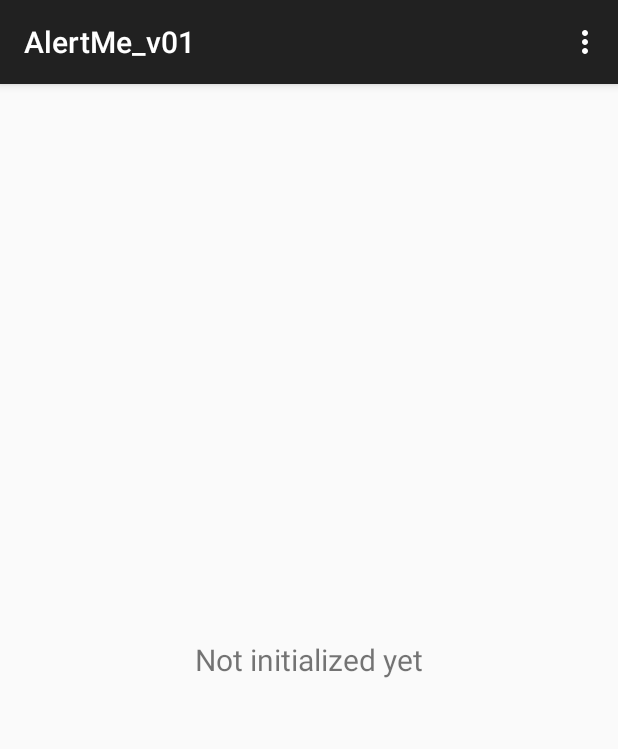
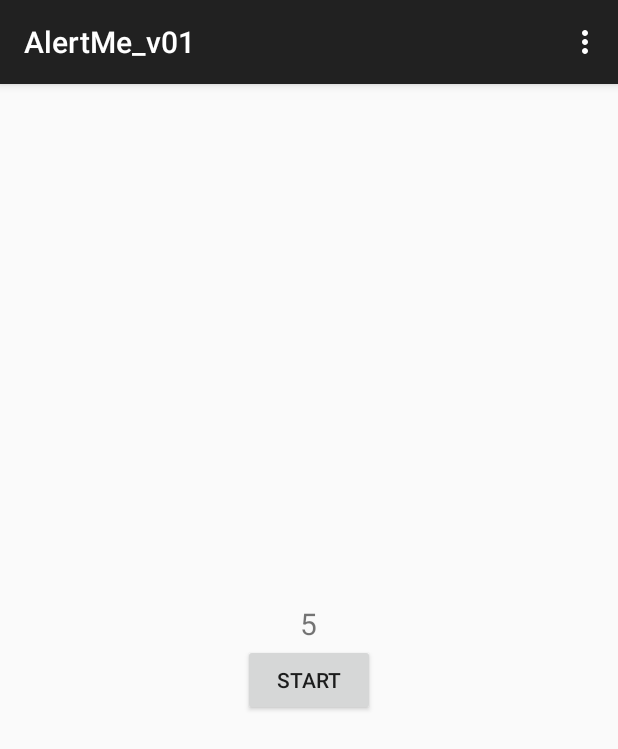
Before and after one commit to yiweig/AlertMe_v01, an Android app: the screen it shows after launch (AlertMe), on a phone screen of 412 x 824 dp. Shown: the top 749 px of the screen. Run offline under Robolectric (Android 15) with nearby library versions, the phone set to English and light mode, and no system bars.

Commit message:
Starting to implement ways to create the Alarm object

```diff
--- a/app/src/main/java/com/yiweigao/alertme/AlertMe.java
+++ b/app/src/main/java/com/yiweigao/alertme/AlertMe.java
@@ -7,6 +7,7 @@ import android.preference.PreferenceManager;
 import android.support.v7.app.ActionBarActivity;
 import android.view.Menu;
 import android.view.MenuItem;
+import android.widget.Button;
 import android.widget.TextView;
 
 
@@ -16,6 +17,7 @@ public class AlertMe extends ActionBarActivity {
     private static final short SETTINGS_INFO = 1;   // used for startActivityForResult()
 
     private TextView alarmCountdownText;
+    private Button startAlarmButton;
 
 
     @Override
@@ -25,6 +27,9 @@ public class AlertMe extends ActionBarActivity {
 
         alarmCountdownText = (TextView) findViewById(R.id.alarm_countdown_text);
         alarmCountdownText.setText("Not initialized yet");
+
+        startAlarmButton = (Button) findViewById(R.id.start_alarm_button);
+        updateAlarmCountdown();
     }
 
 
--- a/app/src/main/res/layout/activity_alert_me.xml
+++ b/app/src/main/res/layout/activity_alert_me.xml
@@ -1,4 +1,4 @@
-<RelativeLayout xmlns:android="http://schemas.android.com/apk/res/android"
+<LinearLayout xmlns:android="http://schemas.android.com/apk/res/android"
     xmlns:tools="http://schemas.android.com/tools"
     android:layout_width="match_parent"
     android:layout_height="match_parent"
@@ -7,6 +7,7 @@
     android:paddingTop="@dimen/activity_vertical_margin"
     android:paddingBottom="@dimen/activity_vertical_margin"
     android:gravity="center"
+    android:orientation="vertical"
     tools:context=".AlertMe">
 
     <TextView
@@ -16,4 +17,10 @@
         android:layout_height="wrap_content"
         android:textSize="20sp"/>
 
-</RelativeLayout>
+    <Button
+        android:id="@+id/start_alarm_button"
+        android:text="@string/start_alarm_button_text"
+        android:layout_width="wrap_content"
+        android:layout_height="wrap_content" />
+
+</LinearLayout>
--- a/app/src/main/res/values/strings.xml
+++ b/app/src/main/res/values/strings.xml
@@ -5,5 +5,6 @@
     <string name="hello_world">Hello world!</string>
     <string name="action_settings">Settings</string>
     <string name="alarm_countdown_text">Alarm countdown</string>
+    <string name="start_alarm_button_text">Start</string>
 
 </resources>
```
Also changed, not shown: app/src/main/java/com/yiweigao/alertme/Alarm.java (+18 -0 lines).
